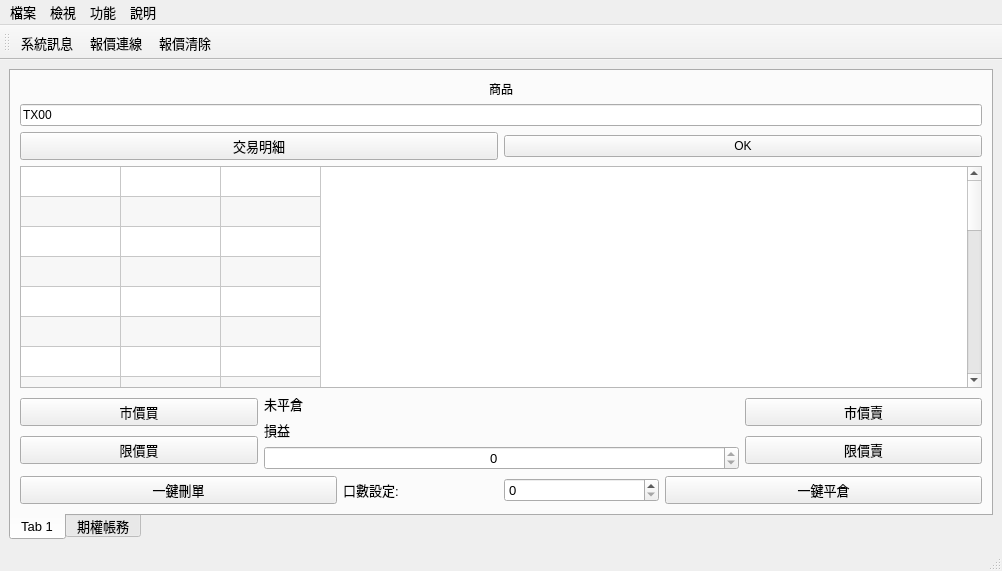
Qt form APIver1/UI/MainWindow.ui (clamgee/python-code) before a commit.
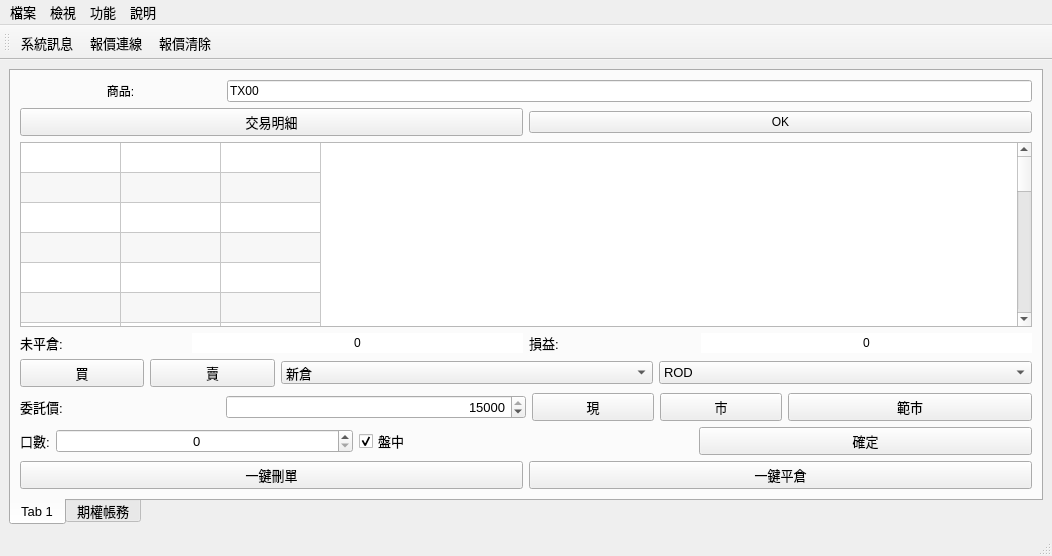
The same form after that commit.

What changed in the file:
```diff
--- a/APIver1/UI/MainWindow.ui
+++ b/APIver1/UI/MainWindow.ui
@@ -9,8 +9,8 @@
    <rect>
     <x>0</x>
     <y>0</y>
-    <width>1002</width>
-    <height>571</height>
+    <width>1052</width>
+    <height>556</height>
    </rect>
   </property>
   <property name="font">
@@ -38,12 +38,14 @@
        </attribute>
        <layout class="QGridLayout" name="gridLayout_2">
         <item row="0" column="0">
-         <layout class="QHBoxLayout" name="horizontalLayout" stretch="5,1">
+         <layout class="QHBoxLayout" name="horizontalLayout_13" stretch="6,1">
           <item>
            <layout class="QGridLayout" name="GL"/>
           </item>
           <item>
-           <layout class="QVBoxLayout" name="verticalLayout" stretch="1,1,1,30,3,1">
+           <layout class="QVBoxLayout" name="verticalLayout" stretch="1,1,23,1,1,1,1,1">
+            <item>
+             <layout class="QHBoxLayout" name="horizontalLayout_11" stretch="1,4">
             <item>
              <widget class="QLabel" name="label">
               <property name="font">
@@ -52,7 +54,7 @@
                </font>
               </property>
               <property name="text">
-               <string>商品</string>
+                 <string>商品:</string>
               </property>
               <property name="alignment">
                <set>Qt::AlignCenter</set>
@@ -71,6 +73,8 @@
               </property>
              </widget>
             </item>
+             </layout>
+            </item>
             <item>
              <layout class="QHBoxLayout" name="horizontalLayout_2">
               <item>
@@ -159,78 +163,207 @@
              </widget>
             </item>
             <item>
-             <layout class="QHBoxLayout" name="horizontalLayout_3" stretch="1,2,1">
-              <item>
-               <layout class="QVBoxLayout" name="verticalLayout_3" stretch="2,1">
-                <item>
-                 <widget class="QPushButton" name="pushButton">
-                  <property name="autoFillBackground">
-                   <bool>false</bool>
-                  </property>
-                  <property name="text">
-                   <string>市價買</string>
-                  </property>
-                 </widget>
-                </item>
-                <item>
-                 <widget class="QPushButton" name="LimitBid_btn">
-                  <property name="text">
-                   <string>限價買</string>
-                  </property>
-                 </widget>
-                </item>
-               </layout>
-              </item>
-              <item>
-               <layout class="QVBoxLayout" name="verticalLayout_2">
+             <layout class="QHBoxLayout" name="horizontalLayout" stretch="1,2,1,2">
                 <item>
                  <widget class="QLabel" name="label_2">
                   <property name="text">
-                   <string>未平倉</string>
+                 <string>未平倉:</string>
+                </property>
+               </widget>
+              </item>
+              <item>
+               <widget class="QLabel" name="label_6">
+                <property name="autoFillBackground">
+                 <bool>false</bool>
+                </property>
+                <property name="styleSheet">
+                 <string notr="true">background-color: rgb(255, 255, 255);</string>
+                </property>
+                <property name="text">
+                 <string>0</string>
+                </property>
+                <property name="alignment">
+                 <set>Qt::AlignCenter</set>
                   </property>
                  </widget>
                 </item>
                 <item>
                  <widget class="QLabel" name="label_3">
                   <property name="text">
-                   <string>損益</string>
+                 <string>損益:</string>
+                </property>
+               </widget>
+              </item>
+              <item>
+               <widget class="QLabel" name="label_7">
+                <property name="autoFillBackground">
+                 <bool>false</bool>
+                </property>
+                <property name="styleSheet">
+                 <string notr="true">background-color: rgb(255, 255, 255);</string>
+                </property>
+                <property name="text">
+                 <string>0</string>
+                </property>
+                <property name="alignment">
+                 <set>Qt::AlignCenter</set>
+                </property>
+               </widget>
+              </item>
+             </layout>
+            </item>
+            <item>
+             <layout class="QHBoxLayout" name="horizontalLayout_8" stretch="1,1,3,3">
+              <item>
+               <widget class="QPushButton" name="pushButton">
+                <property name="autoFillBackground">
+                 <bool>false</bool>
+                </property>
+                <property name="text">
+                 <string>買</string>
+                </property>
+               </widget>
+              </item>
+              <item>
+               <widget class="QPushButton" name="LimitBid_btn">
+                <property name="text">
+                 <string>賣</string>
+                </property>
+               </widget>
+              </item>
+              <item>
+               <widget class="QComboBox" name="comboBox_2">
+                <item>
+                 <property name="text">
+                  <string>新倉</string>
+                 </property>
+                </item>
+                <item>
+                 <property name="text">
+                  <string>平倉</string>
+                 </property>
+                </item>
+                <item>
+                 <property name="text">
+                  <string>自動</string>
+                 </property>
+                </item>
+               </widget>
+              </item>
+              <item>
+               <widget class="QComboBox" name="comboBox">
+                <item>
+                 <property name="text">
+                  <string>ROD</string>
+                 </property>
+                </item>
+                <item>
+                 <property name="text">
+                  <string>IOC</string>
+                 </property>
+                </item>
+                <item>
+                 <property name="text">
+                  <string>FOK</string>
+                 </property>
+                </item>
+               </widget>
+              </item>
+             </layout>
+            </item>
+            <item>
+             <layout class="QHBoxLayout" name="horizontalLayout_5" stretch="2,3,5">
+              <item>
+               <widget class="QLabel" name="label_8">
+                <property name="text">
+                 <string>委託價:</string>
                   </property>
                  </widget>
                 </item>
                 <item>
                  <widget class="QSpinBox" name="Price_Spin">
                   <property name="alignment">
-                   <set>Qt::AlignCenter</set>
+                 <set>Qt::AlignRight|Qt::AlignTrailing|Qt::AlignVCenter</set>
+                </property>
+                <property name="minimum">
+                 <number>3000</number>
                   </property>
                   <property name="maximum">
-                   <number>0</number>
+                 <number>15000</number>
+                </property>
+                <property name="value">
+                 <number>15000</number>
                   </property>
                  </widget>
                 </item>
-               </layout>
-              </item>
               <item>
-               <layout class="QVBoxLayout" name="verticalLayout_4" stretch="2,1">
+               <layout class="QHBoxLayout" name="horizontalLayout_3" stretch="1,1,2">
                 <item>
                  <widget class="QPushButton" name="pushButton_2">
                   <property name="text">
-                   <string>市價賣</string>
+                   <string>現</string>
                   </property>
                  </widget>
                 </item>
                 <item>
                  <widget class="QPushButton" name="Limitask_btn">
                   <property name="text">
-                   <string>限價賣</string>
+                   <string>市</string>
                   </property>
                  </widget>
                 </item>
+                <item>
+                 <widget class="QPushButton" name="Limitask_btn_2">
+                  <property name="text">
+                   <string>範市</string>
+                  </property>
+                 </widget>
+                </item>
                </layout>
               </item>
              </layout>
             </item>
             <item>
-             <layout class="QHBoxLayout" name="horizontalLayout_5">
+             <layout class="QHBoxLayout" name="horizontalLayout_9" stretch="1,1,1">
+              <item>
+               <layout class="QHBoxLayout" name="horizontalLayout_4" stretch="0,2">
+                <item>
+                 <widget class="QLabel" name="label_4">
+                  <property name="text">
+                   <string>口數:</string>
+                  </property>
+                 </widget>
+                </item>
+                <item>
+                 <widget class="QSpinBox" name="spinBox">
+                  <property name="alignment">
+                   <set>Qt::AlignCenter</set>
+                  </property>
+                 </widget>
+                </item>
+               </layout>
+              </item>
+              <item>
+               <widget class="QCheckBox" name="checkBox">
+                <property name="text">
+                 <string>盤中</string>
+                </property>
+                <property name="checked">
+                 <bool>true</bool>
+                </property>
+               </widget>
+              </item>
+              <item>
+               <widget class="QPushButton" name="pushButton_3">
+                <property name="text">
+                 <string>確定</string>
+                </property>
+               </widget>
+              </item>
+             </layout>
+            </item>
+            <item>
+             <layout class="QHBoxLayout" name="horizontalLayout_12">
               <item>
                <widget class="QPushButton" name="pushButton_6">
                 <property name="text">
@@ -238,20 +371,6 @@
                 </property>
                </widget>
               </item>
-              <item>
-               <layout class="QHBoxLayout" name="horizontalLayout_4">
-                <item>
-                 <widget class="QLabel" name="label_4">
-                  <property name="text">
-                   <string>口數設定:</string>
-                  </property>
-                 </widget>
-                </item>
-                <item>
-                 <widget class="QSpinBox" name="spinBox"/>
-                </item>
-               </layout>
-              </item>
               <item>
                <widget class="QPushButton" name="pushButton_5">
                 <property name="text">
@@ -1025,7 +1144,7 @@
     <rect>
      <x>0</x>
      <y>0</y>
-     <width>1002</width>
+     <width>1052</width>
      <height>21</height>
     </rect>
    </property>
```
Lines whose indentation alone changed are shown as unchanged.
